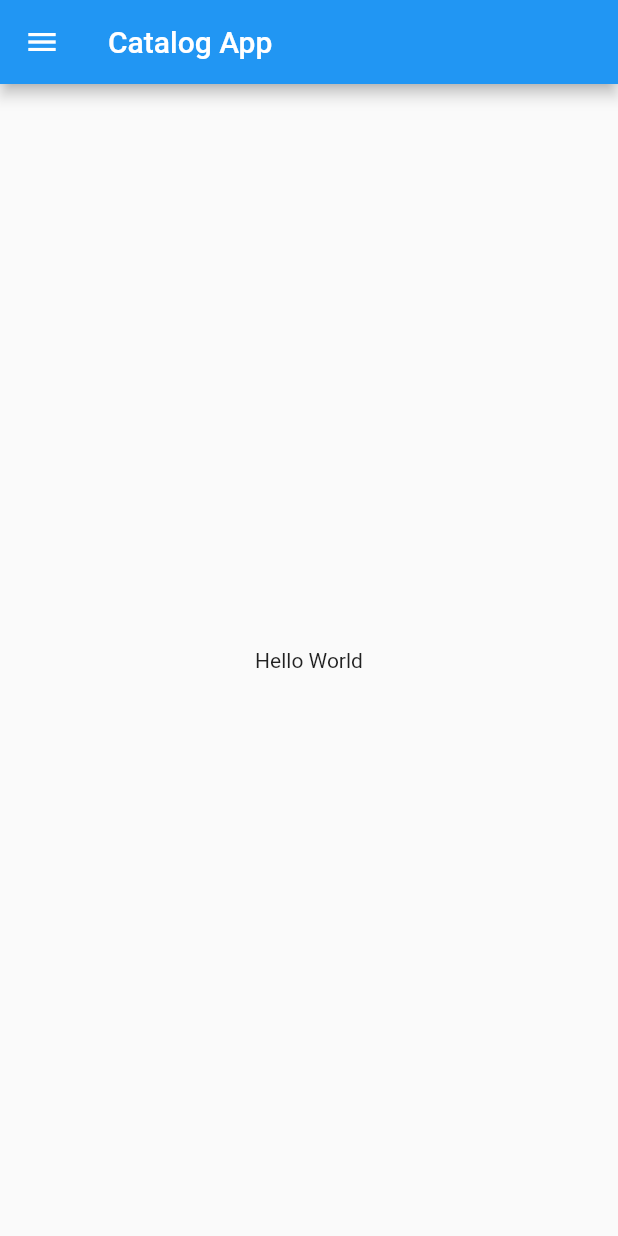
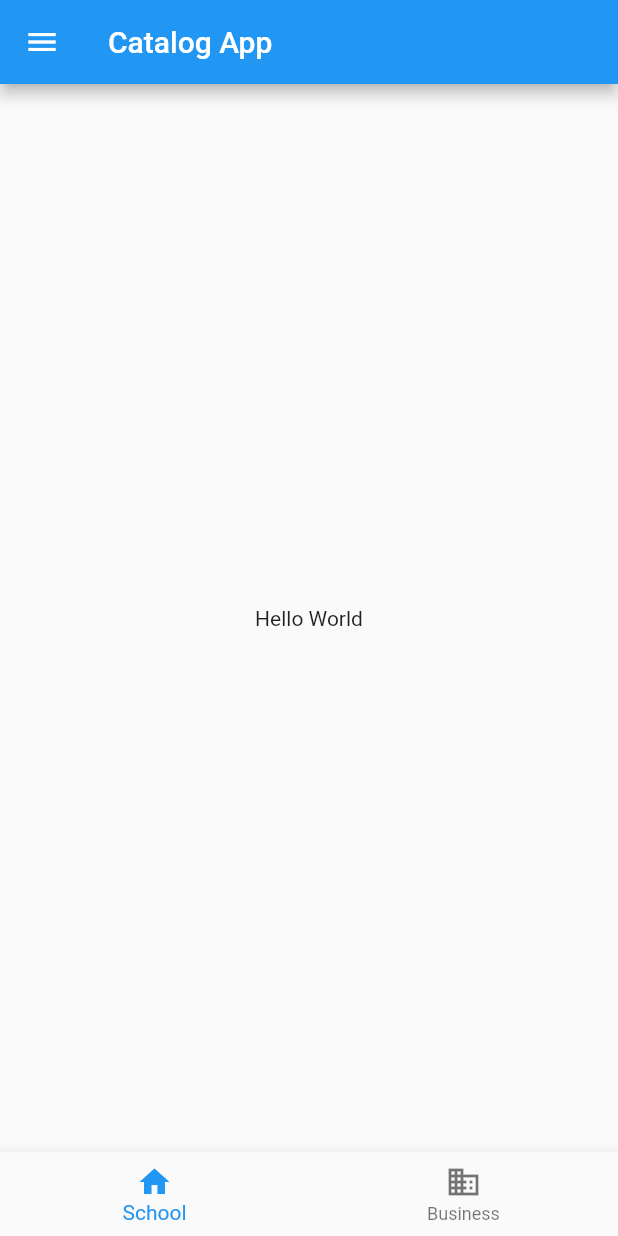
Before and after one commit to nischal-jadhav123/30DaysOfFlutter, a Flutter app: the screen it shows after launch, on a phone screen of 412 x 824 dp. Run offline on Flutter 3.47's test engine with Material 2 defaults, Android fonts, the phone set to English and light mode, and no system bars; missing offline and left inert: dart:ffi.

Commit message:
Day 2 added Botttom Nav bar

```diff
--- a/lib/home_page.dart
+++ b/lib/home_page.dart
@@ -1,18 +1,35 @@
+import 'dart:ffi';
+
 import 'package:flutter/material.dart';
 
 class HomePage extends StatelessWidget {
   @override
   Widget build(BuildContext context) {
+    int val = 20;
     return Scaffold(
       appBar: AppBar(
         title: Text("Catalog App"),
       ),
-      body: Center(
-        child: Container(
-          child: Text("Hello World"),
-        ),
+      body: val == 10
+          ? Center(child: CircularProgressIndicator())
+          : Center(
+              child: Container(
+                child: Text("Hello World"),
+              ),
+            ),
+      drawer: Drawer(),
+      bottomNavigationBar: BottomNavigationBar(
+        items: const <BottomNavigationBarItem>[
+          BottomNavigationBarItem(
+            icon: Icon(Icons.home),
+            label: 'School',
+          ),
+          BottomNavigationBarItem(
+            icon: Icon(Icons.business),
+            label: 'Business',
+          ),
+        ],
       ),
-      drawer: Drawer(),
     );
   }
 }
```
